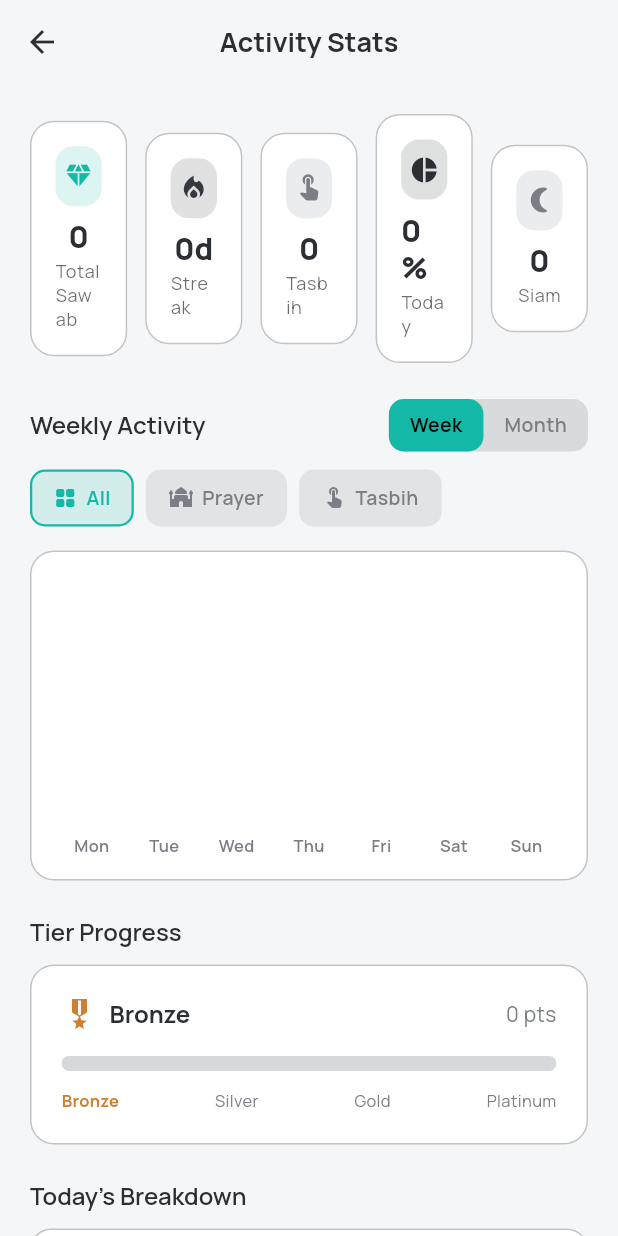
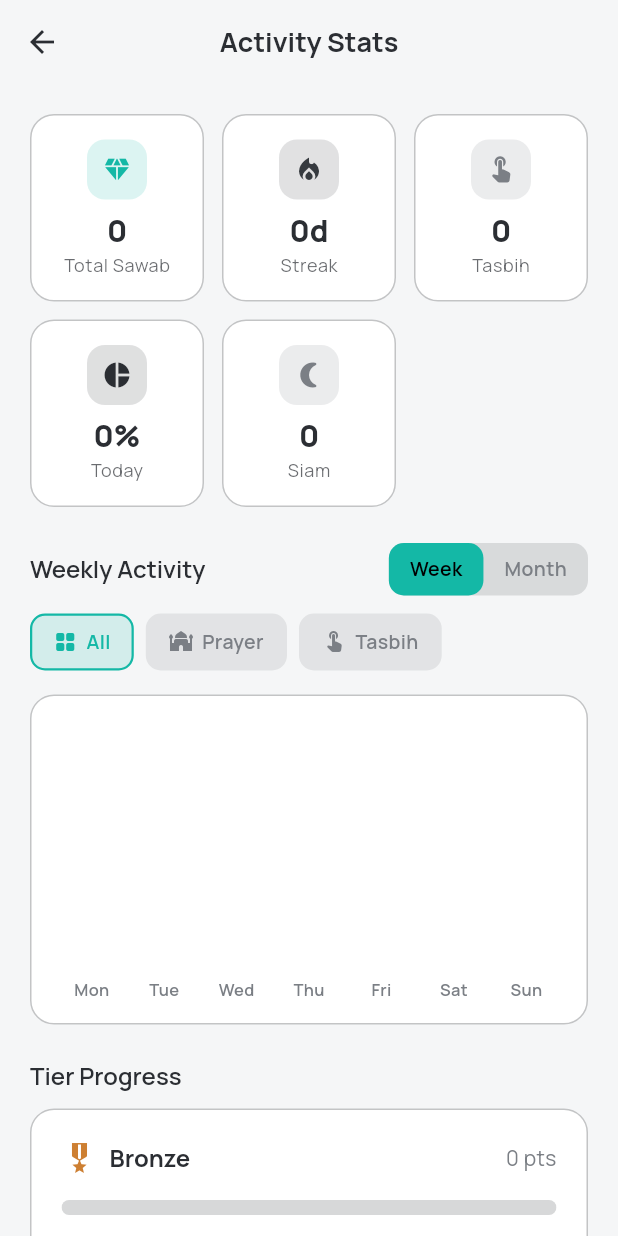
Before and after one commit to EliasHridoy/Better-Muslim, a Flutter app: the ActivityStatsScreen screen opened directly, on a phone screen of 412 x 824 dp. Run offline on Flutter 3.47's test engine with Material 3 defaults, Android fonts, the light colour scheme and no system bars; drawn by our look-alikes of fl_chart; our stand-ins replace cloud_firestore, connectivity_plus, firebase_auth, firebase_core, google_fonts, hive_flutter; accounts and stored records are empty; network calls fail.

Commit message:
dashboard issue fixed

```diff
--- a/lib/screens/home/dashboard_screen.dart
+++ b/lib/screens/home/dashboard_screen.dart
@@ -657,7 +657,7 @@ class _DashboardScreenState extends State<DashboardScreen> {
                 if (badgeWidget != null) badgeWidget,
               ],
             ),
-            const Spacer(),
+            const SizedBox(height: 24),
             Text(
               title,
               style: const TextStyle(
--- a/lib/screens/stats/activity_stats_screen.dart
+++ b/lib/screens/stats/activity_stats_screen.dart
@@ -179,7 +179,9 @@ class _ActivityStatsScreenState extends State<ActivityStatsScreen> {
 
   Widget _buildSummaryRow(
       BuildContext context, TaskProvider provider, bool isDark) {
-    return Row(
+    return Column(
+      children: [
+        Row(
           children: [
             _buildSummaryCard(
               context,
@@ -207,12 +209,15 @@ class _ActivityStatsScreenState extends State<ActivityStatsScreen> {
               color: AppColors.muted,
               isDark: isDark,
             ),
-        const SizedBox(width: 12),
+          ],
+        ),
+        const SizedBox(height: 12),
+        Row(
+          children: [
             _buildSummaryCard(
               context,
               title: 'Today',
-          value:
-              '${(provider.todayProgress * 100).toInt()}%',
+              value: '${(provider.todayProgress * 100).toInt()}%',
               icon: Icons.pie_chart,
               color: AppColors.darkText,
               isDark: isDark,
@@ -225,6 +230,10 @@ class _ActivityStatsScreenState extends State<ActivityStatsScreen> {
               icon: Icons.nightlight_round,
               color: AppColors.muted,
               isDark: isDark,
+            ),
+            const SizedBox(width: 12),
+            const Spacer(),
+          ],
         ),
       ],
     );
```
Lines whose indentation alone changed are shown as unchanged.
